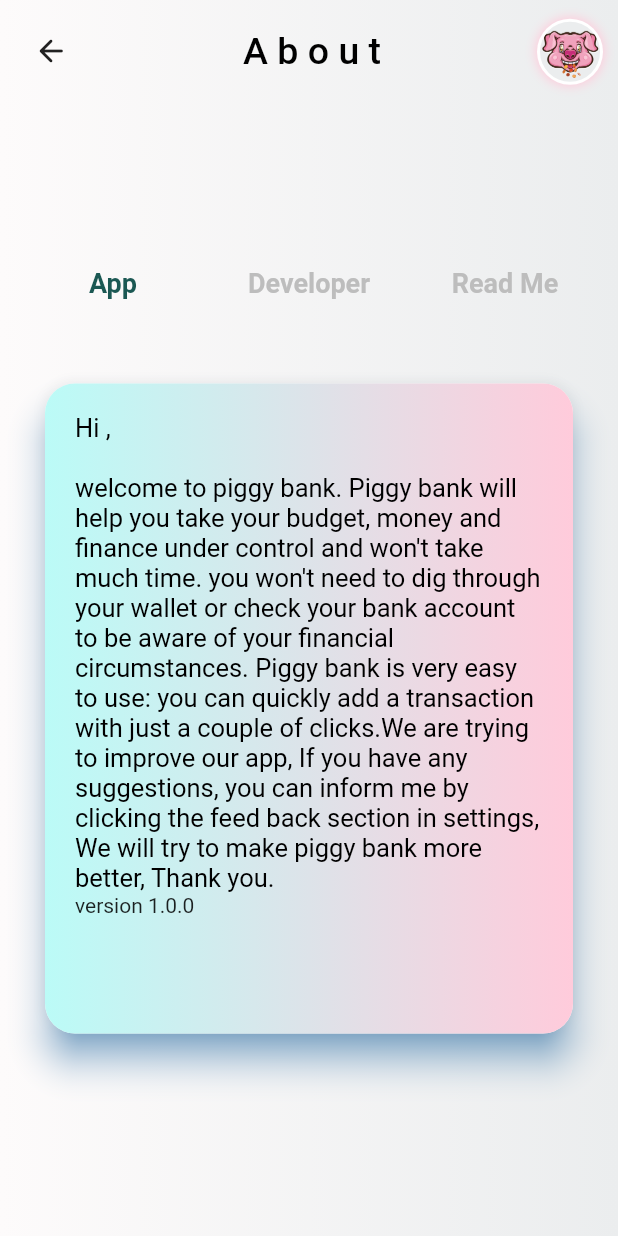
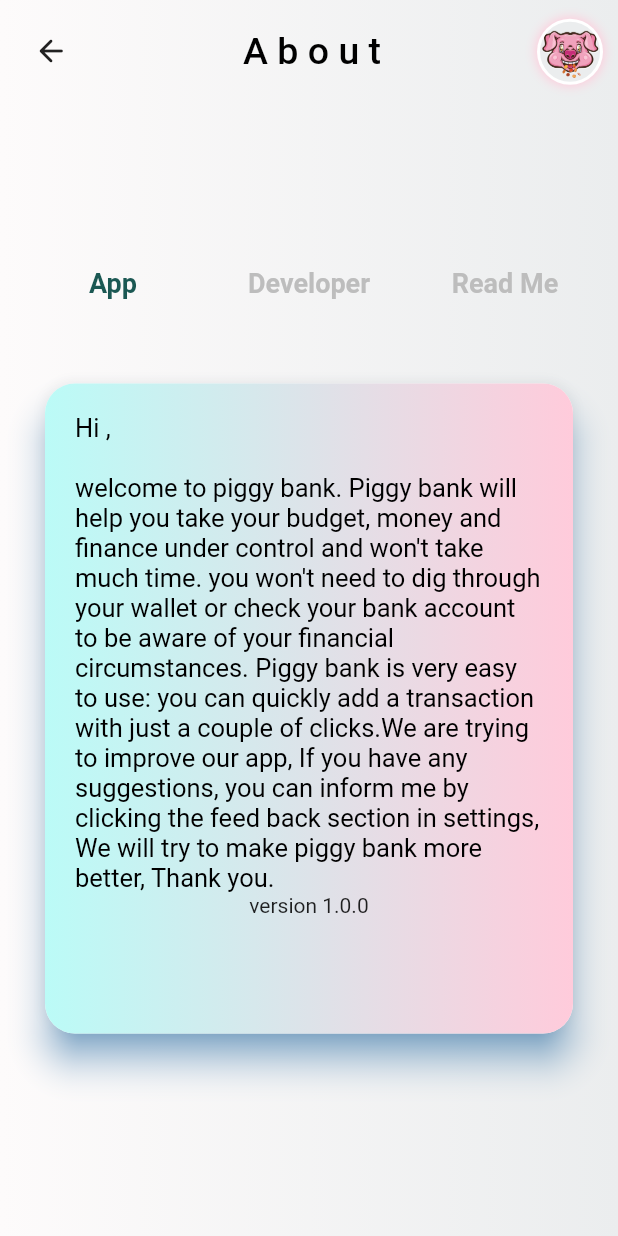
Before and after one commit to Abh1navAbhinav/piggy_bank2, a Flutter app: the About screen opened directly, on a phone screen of 412 x 824 dp. Run offline on Flutter 3.47's test engine with Material 2 defaults, Android fonts, the phone set to English and light mode, and no system bars; our stand-ins replace animated_bottom_navigation_bar, flutter_slidable, get, google_fonts, hive, hive_flutter and 4 more; accounts and stored records are empty.

Commit message:
about version aligned to center and used expanded widget

```diff
--- a/lib/screens/about.dart
+++ b/lib/screens/about.dart
@@ -114,7 +114,13 @@ class _AboutState extends State<About> with TickerProviderStateMixin {
                                     // wordSpacing: 2,
                                   ),
                                 ),
-                                const Text('version 1.0.0')
+                                const Expanded(
+                                  child: Center(
+                                    child: Text(
+                                      'version 1.0.0',
+                                    ),
+                                  ),
+                                )
                               ],
                             ),
                             Center(
```
